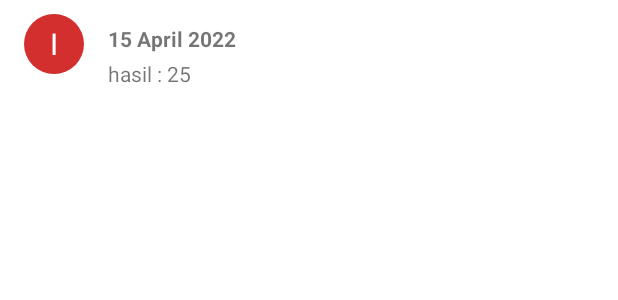
After one commit to abdulraihanabray/Asessmen, an Android app: the layout item_histori.xml on its own in the app's theme, with its tools: preview values and no code run, on a phone screen of 412 x 824 dp. The commit adds this screen. Shown: the top 300 px of the screen. Run offline under Robolectric (Android 15) with nearby library versions, the phone set to English and light mode, and no system bars.

Commit message:
membuat delete

```diff
--- a/app/build.gradle
+++ b/app/build.gradle
@@ -48,6 +48,8 @@ dependencies {
     implementation 'androidx.constraintlayout:constraintlayout:2.1.4'
     implementation 'androidx.navigation:navigation-ui-ktx:2.5.3'
     implementation 'androidx.navigation:navigation-fragment-ktx:2.5.3'
+    implementation 'androidx.room:room-runtime:2.5.1'
+    kapt 'androidx.room:room-compiler:2.5.1'
     testImplementation 'junit:junit:4.13.2'
     androidTestImplementation 'androidx.test.ext:junit:1.1.5'
     androidTestImplementation 'androidx.test.espresso:espresso-core:3.5.1'
--- /dev/null
+++ b/app/src/main/java/org/d3if3002/mariberhitung/model/HitungBmi.kt
@@ -0,0 +1 @@
+package org.d3if3002.mariberhitung.model
--- /dev/null
+++ b/app/src/main/res/drawable/baseline_delete_forever_24.xml
@@ -0,0 +1,5 @@
+<vector android:height="24dp" android:tint="#FFFFFF"
+    android:viewportHeight="24" android:viewportWidth="24"
+    android:width="24dp" xmlns:android="http://schemas.android.com/apk/res/android">
+    <path android:fillColor="@android:color/white" android:pathData="M6,19c0,1.1 0.9,2 2,2h8c1.1,0 2,-0.9 2,-2L18,7L6,7v12zM8.46,11.88l1.41,-1.41L12,12.59l2.12,-2.12 1.41,1.41L13.41,14l2.12,2.12 -1.41,1.41L12,15.41l-2.12,2.12 -1.41,-1.41L10.59,14l-2.13,-2.12zM15.5,4l-1,-1h-5l-1,1L5,4v2h14L19,4z"/>
+</vector>
--- /dev/null
+++ b/app/src/main/res/drawable/circle_background.xml
@@ -0,0 +1,9 @@
+<?xml version="1.0" encoding="utf-8"?>
+<shape xmlns:android="http://schemas.android.com/apk/res/android"
+    android:shape="oval">
+    <solid android:color="@color/hasil" />
+    <size
+        android:width="36dp"
+        android:height="36dp" />
+    <corners android:radius="18dp" />
+</shape>
--- /dev/null
+++ b/app/src/main/res/layout/item_histori.xml
@@ -0,0 +1,46 @@
+<?xml version="1.0" encoding="utf-8"?>
+<androidx.constraintlayout.widget.ConstraintLayout
+    xmlns:android="http://schemas.android.com/apk/res/android"
+    xmlns:app="http://schemas.android.com/apk/res-auto"
+    xmlns:tools="http://schemas.android.com/tools"
+    android:layout_width="match_parent"
+    android:layout_height="wrap_content">
+
+    <TextView
+        android:id="@+id/tanggalTextView"
+        android:layout_width="wrap_content"
+        android:layout_height="wrap_content"
+        android:layout_marginStart="16dp"
+        android:layout_marginTop="16dp"
+        android:textStyle="bold"
+        app:layout_constraintStart_toEndOf="@+id/kategoriTextView"
+        app:layout_constraintTop_toTopOf="parent"
+        tools:text="15 April 2022" />
+
+    <TextView
+        android:id="@+id/kategoriTextView"
+        android:layout_width="40dp"
+        android:layout_height="40dp"
+        android:layout_marginStart="16dp"
+        android:layout_marginTop="8dp"
+        android:layout_marginBottom="8dp"
+        android:background="@drawable/circle_background"
+        android:gravity="center"
+        android:textColor="@color/white"
+        android:textSize="20sp"
+        app:layout_constraintBottom_toBottomOf="parent"
+        app:layout_constraintStart_toStartOf="parent"
+        app:layout_constraintTop_toTopOf="parent"
+        tools:text="I" />
+
+    <TextView
+        android:id="@+id/bmiTextView"
+        android:layout_width="wrap_content"
+        android:layout_height="wrap_content"
+        android:layout_marginTop="4dp"
+        app:layout_constraintStart_toStartOf="@+id/tanggalTextView"
+        app:layout_constraintTop_toBottomOf="@+id/tanggalTextView"
+        tools:text="hasil : 25" />
+
+
+</androidx.constraintlayout.widget.ConstraintLayout>
--- a/app/src/main/res/values/colors.xml
+++ b/app/src/main/res/values/colors.xml
@@ -12,4 +12,8 @@
     <color name="teal_700">#FF018786</color>
     <color name="black">#FF000000</color>
     <color name="white">#FFFFFFFF</color>
+
+    <color name="id">#F57F17</color>
+    <color name="tanggal">#2E7D32</color>
+    <color name="hasil">#D32F2F</color>
 </resources>
--- a/app/src/main/res/values/strings.xml
+++ b/app/src/main/res/values/strings.xml
@@ -31,4 +31,10 @@
 
     <string name="histori">Histori</string>
 
+    <string name="hasil_x">hasil: %1$.2f</string>
+    <string name="hapus_histori">Hapus Histori</string>
+    <string name="konfirmasi_hapus">Hapus semua histori?</string>
+    <string name="hapus">Hapus</string>
+    <string name="batal">Batal</string>
+
 </resources>
```
Also changed, not shown: app/src/main/java/org/d3if3002/mariberhitung/db/HasilDao.kt (added, +19 -0 lines), app/src/main/java/org/d3if3002/mariberhitung/db/HitungDb.kt (added, +31 -0 lines), app/src/main/java/org/d3if3002/mariberhitung/db/HitungEntity.kt (added, +12 -0 lines), app/src/main/java/org/d3if3002/mariberhitung/ui/histori/HistoriAdapter.kt (added, +62 -0 lines), app/src/main/java/org/d3if3002/mariberhitung/ui/histori/HistoriFragment.kt (+57 -3 lines), app/src/main/java/org/d3if3002/mariberhitung/ui/histori/HistoriViewModel.kt (added, +19 -0 lines), app/src/main/java/org/d3if3002/mariberhitung/ui/histori/HistoriViewModelFactory.kt (added, +17 -0 lines), app/src/main/java/org/d3if3002/mariberhitung/ui/hitung/HitungFragment.kt (+10 -1 lines), app/src/main/java/org/d3if3002/mariberhitung/ui/hitung/HitungViewModel.kt (+20 -1 lines), app/src/main/java/org/d3if3002/mariberhitung/ui/hitung/HitungViewModelFactory.kt (added, +17 -0 lines), app/src/main/res/layout/fragment_histori.xml (+9 -0 lines), app/src/main/res/menu/histori_menu.xml (added, +9 -0 lines).
